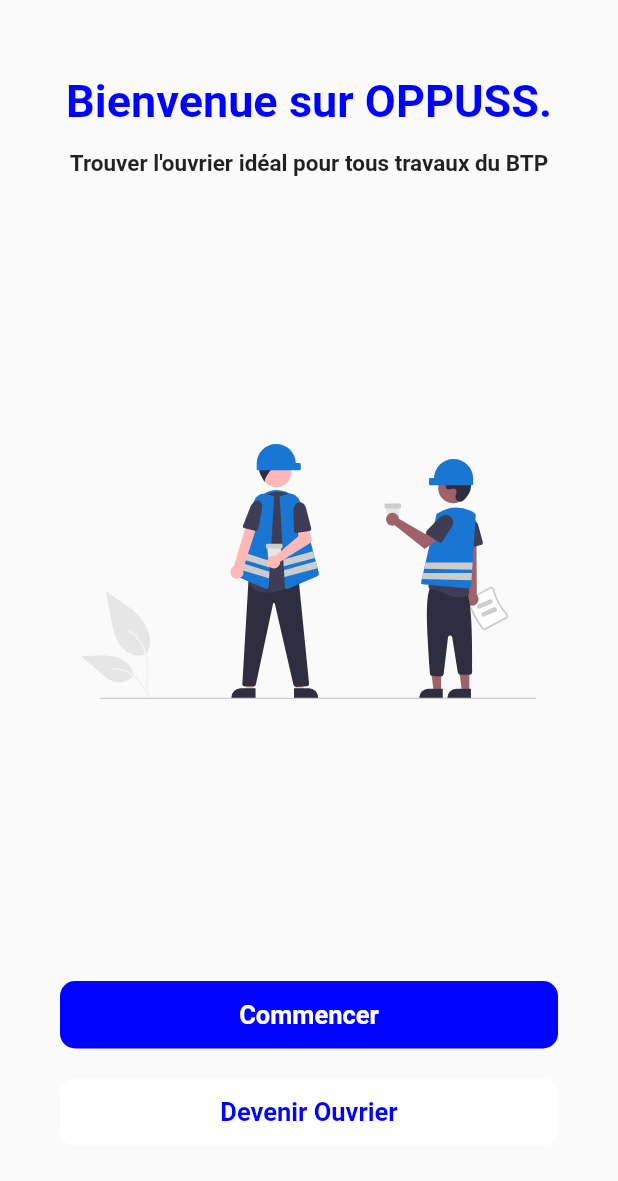
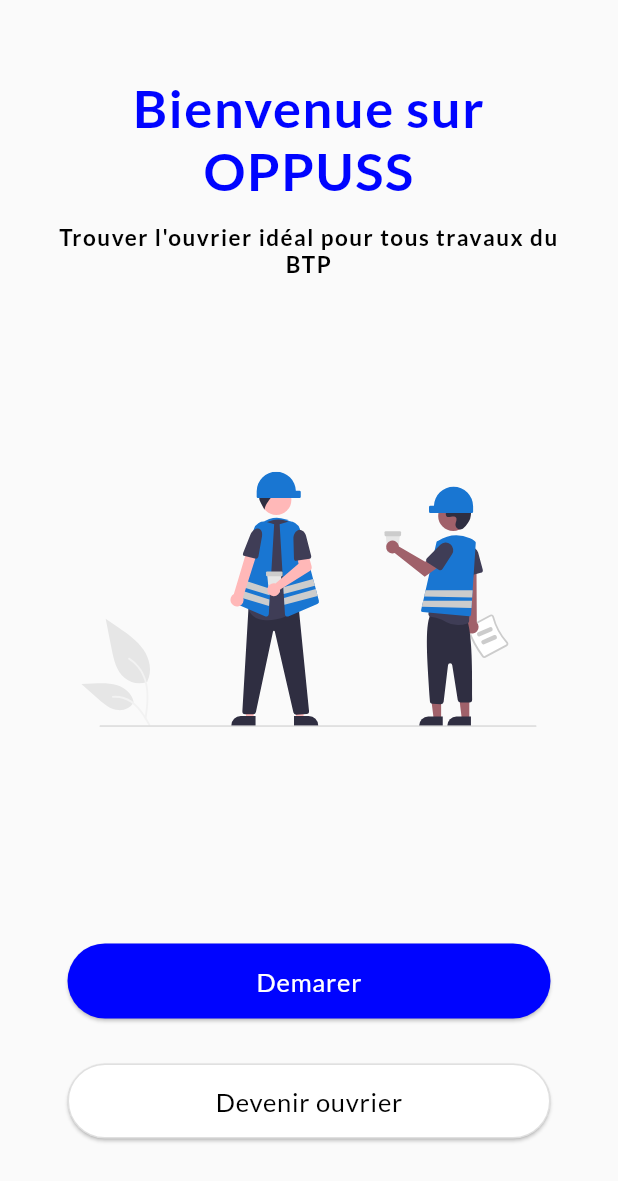
Before and after one commit to gloirebeniche/oppuss, a Flutter app: the screen it shows after launch, on a phone screen of 412 x 824 dp. Shown: the top 1181 px of the screen. Run offline on Flutter 3.47's test engine with Material 2 defaults, Android fonts, the phone set to English and light mode, and no system bars; our stand-ins replace eva_icons_flutter, flutter_svg, go_router, google_fonts, hexcolor, pinput.

Commit message:
MAJ : mise à jour du design des bouton

```diff
--- a/lib/utils/theme.dart
+++ b/lib/utils/theme.dart
@@ -1,3 +1,5 @@
+import 'dart:ui';
+
 import 'package:flutter/material.dart';
 import 'package:google_fonts/google_fonts.dart';
 import 'package:hexcolor/hexcolor.dart';
@@ -51,11 +53,12 @@ const transitionAnimate = 500;
 Text bigTextStyle(String text, double size, Color color){
   return Text(
     text,
+    textAlign: TextAlign.center,
     style: GoogleFonts.lato(
       color: color,
       fontSize: size,
       letterSpacing: 1,
-      fontWeight: FontWeight.bold
+      fontWeight: FontWeight.bold,
     ),
   );
 }
--- a/lib/views/welcome_screen.dart
+++ b/lib/views/welcome_screen.dart
@@ -33,13 +33,10 @@ class WelcomeAuth extends StatelessWidget {
              DelayedAnimation(delay: transitionAnimate,
                 child:  Column(
                   children: [
-                  Text("Bienvenue sur OPPUSS.",
-                      style: TextStyle(fontWeight: FontWeight.bold, color: primaryColor, fontSize: 30),
-                      textAlign: TextAlign.center,),
+                    bigTextStyle("Bienvenue sur OPPUSS", bigTextSize2, primaryColor),
                     spacingHeight1,
-                    Text("Trouver l'ouvrier idéal pour tous travaux du BTP",
-                      style: TextStyle( fontWeight: FontWeight.bold, fontSize: textSizeH2),
-                      textAlign: TextAlign.center)
+                    bigTextStyle("Trouver l'ouvrier idéal pour tous travaux du BTP", textSizeH2, black)
+
                   ],
                 ),
               ),
@@ -53,37 +50,11 @@ class WelcomeAuth extends StatelessWidget {
               Column(
                 children: <Widget>[
                   DelayedAnimation(delay: transitionAnimate,
-              child: CustomizedButton(
-                  buttonText: "Commencer",
-                  buttonColor: primaryColor,
-                  textColor: Colors.white,
-                  onPressed: () async {
-
-                    // c'est dans cette methode qu'il faut synchroniser des les informations saisies par
-                    // par l'utilisateur pour les envoyer dans l'API
-
-                     Navigator.push(
-                          context,
-                          MaterialPageRoute(
-                              builder: (context) =>  const HomeScreen()));
-                  }),),
-
+                    child: CustomButton("Demarer", (() {})),
+                  ),
                   DelayedAnimation(delay: transitionAnimate,
-              child: CustomizedButton(
-                  buttonText: "Devenir Ouvrier",
-                  buttonColor: Colors.white,
-                  textColor: primaryColor,
-
-                  onPressed: () async {
-
-                    // c'est dans cette methode qu'il faut synchroniser des les informations saisies par
-                    // par l'utilisateur pour les envoyer dans l'API
-
-                     Navigator.push(
-                          context,
-                          MaterialPageRoute(
-                              builder: (context) => const SignUpScreenOuvrier()));
-                  }),),
+                    child: CustomOutlinedButton("Devenir ouvrier", (() {})),
+                  ),
                 ],
               )
             ],
--- a/lib/widget/button_widget_app.dart
+++ b/lib/widget/button_widget_app.dart
@@ -1,7 +1,23 @@
 import 'package:flutter/material.dart';
 import 'package:oppuss/utils/theme.dart';
 
+final ButtonStyle primaryButton = ElevatedButton.styleFrom(
+  minimumSize: Size(327, 50),
+  elevation: 1,
+  backgroundColor: primaryColor,
+  shape: const RoundedRectangleBorder(
+    borderRadius: BorderRadius.all(Radius.circular(50))
+  )
+);
 
+final ButtonStyle primaryOutlinedButton = ElevatedButton.styleFrom(
+  minimumSize: Size(327, 50),
+  elevation: 1,
+  backgroundColor: white,
+  shape: const RoundedRectangleBorder(
+    borderRadius: BorderRadius.all(Radius.circular(50))
+  )
+);
 class BtnCustom extends StatelessWidget {
   final String? buttonText;
   final Color? buttonColor;
@@ -38,41 +54,32 @@ class BtnCustom extends StatelessWidget {
 }
 
 
-class CustomizedButton extends StatelessWidget {
-  final String? buttonText;
-  final Color? buttonColor;
-  final Color? textColor;
-  final VoidCallback? onPressed;
-  const CustomizedButton(
-      {Key? key,
-      this.buttonText,
-      this.buttonColor,
-      this.onPressed,
-      this.textColor})
-      : super(key: key);
+Container CustomButton(String text, VoidCallback onPressed){
+  return Container(
+    margin: margin,
+    decoration: BoxDecoration(
+      borderRadius: BorderRadius.circular(45)),
+    child: ElevatedButton(
+      onPressed: onPressed,
+      style: primaryButton,
+      child: Padding(
+        padding: padding,
+        child: customeTextStyle(text, headingTextSize, white),),
+    ),
+  );
+}
 
-  @override
-  Widget build(BuildContext context) {
-    return Padding(
-      padding: const EdgeInsets.all(10.0),
-      child: InkWell(
-        onTap: onPressed,
-        child: Container(
-            height: 45,
-            width: MediaQuery.of(context).size.width,
-            decoration: BoxDecoration(
-                color: buttonColor,
-                borderRadius: BorderRadius.circular(10)),
-            child: Center(
-                child: Text(
-              buttonText!,
-              style: TextStyle(
-                color: textColor,
-                fontWeight: FontWeight.bold,
-                fontSize: headingTextSize,
-              ),
-            ))),
-      ),
-    );
-  }
+Container CustomOutlinedButton(String text, VoidCallback onPressed){
+  return Container(
+    margin: margin,
+    decoration: BoxDecoration(
+      borderRadius: BorderRadius.circular(45)),
+    child: OutlinedButton(
+      onPressed: onPressed,
+      style: primaryOutlinedButton,
+      child: Padding(
+        padding: padding,
+        child: customeTextStyle(text, headingTextSize, black),),
+    ),
+  );
 }
```
Also changed, not shown: lib/utils/otp_page.dart (+4 -14 lines), lib/views/auth/forgot_password.dart (+2 -13 lines), lib/views/auth/login_screen.dart (+2 -13 lines), lib/views/auth/sign_up_ouvrier.dart (+3 -12 lines), lib/views/auth/sign_up_particuler.dart (+2 -12 lines).
